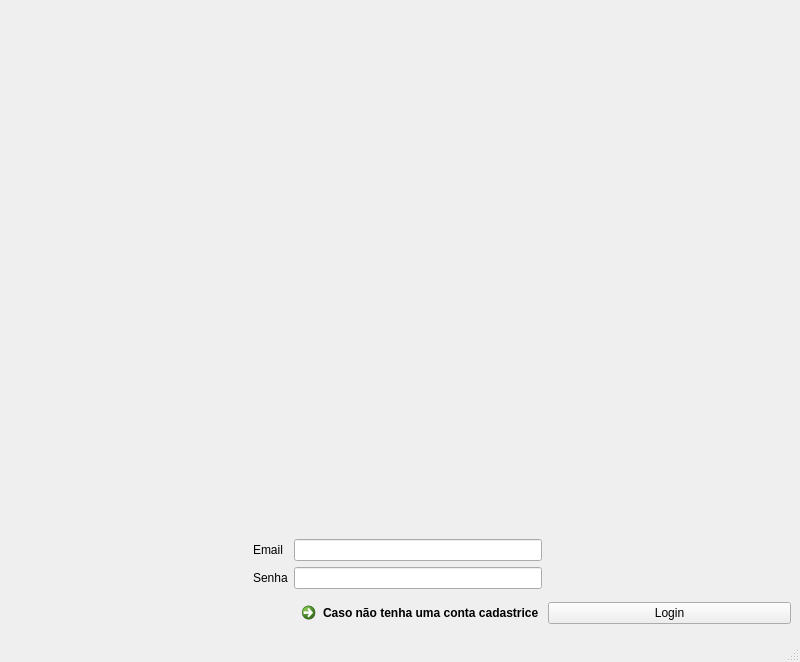
The window that mainwindow.ui (Winicios22/Gbiblioteca) describes before a commit, drawn with Qt 5.
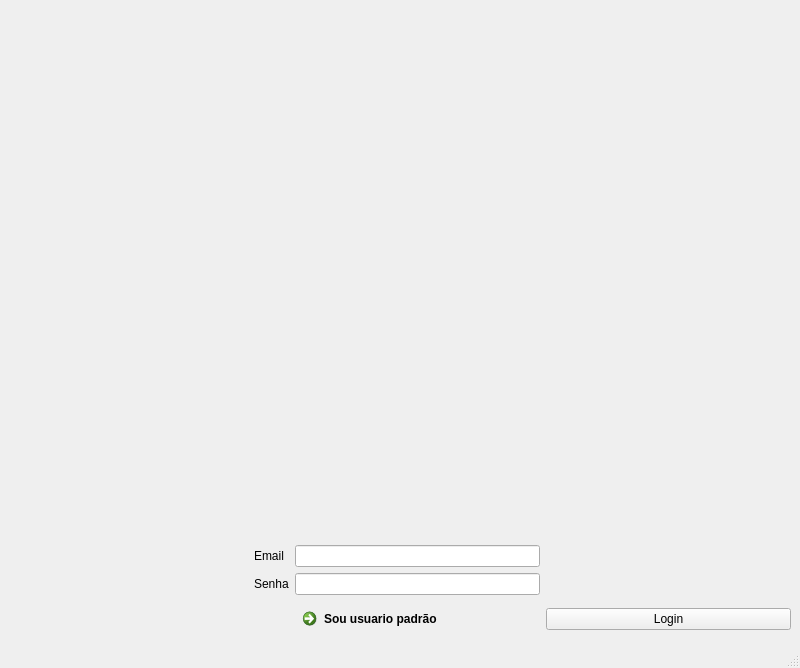
The same window after the commit. Icons and pictures are not drawn.

Commit message: tela login

The edit to the form file:
```diff
--- a/mainwindow.ui
+++ b/mainwindow.ui
@@ -7,7 +7,7 @@
     <x>0</x>
     <y>0</y>
     <width>800</width>
-    <height>662</height>
+    <height>668</height>
    </rect>
   </property>
   <property name="windowTitle">
@@ -81,7 +81,7 @@
     <item row="6" column="2">
      <widget class="QCommandLinkButton" name="commandLinkButton">
       <property name="text">
-       <string>Caso não tenha uma conta cadastrice</string>
+       <string>Sou usuario padrão </string>
       </property>
      </widget>
     </item>
```
Left out of the diff: 2 changed lines with no effect on the pictures. The commit also changes 1 other file.
